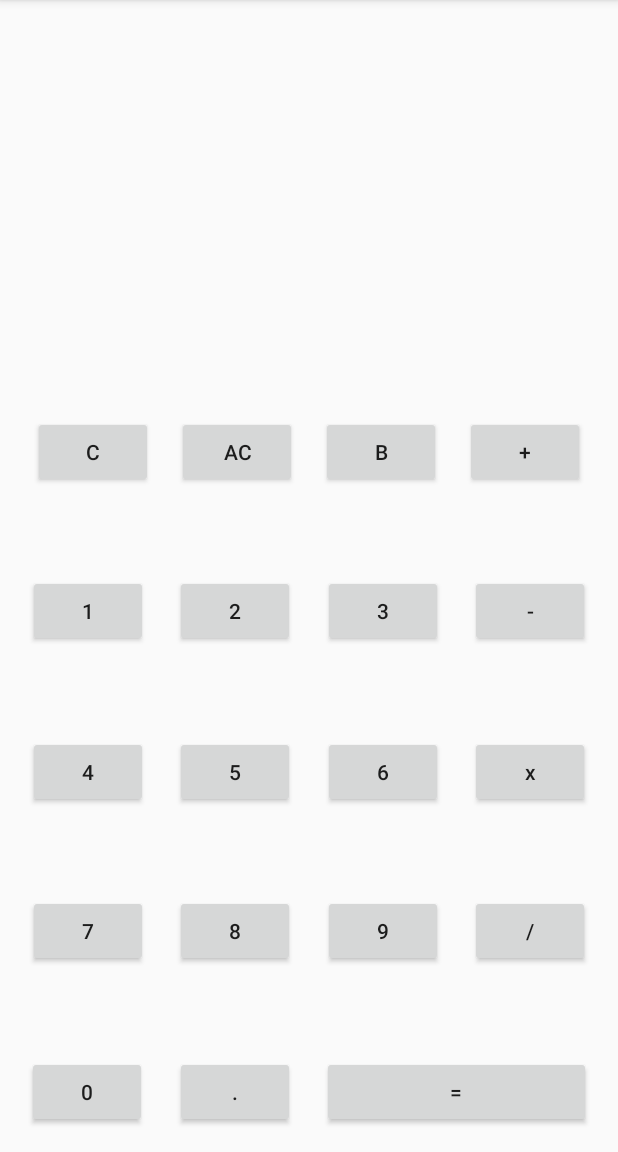
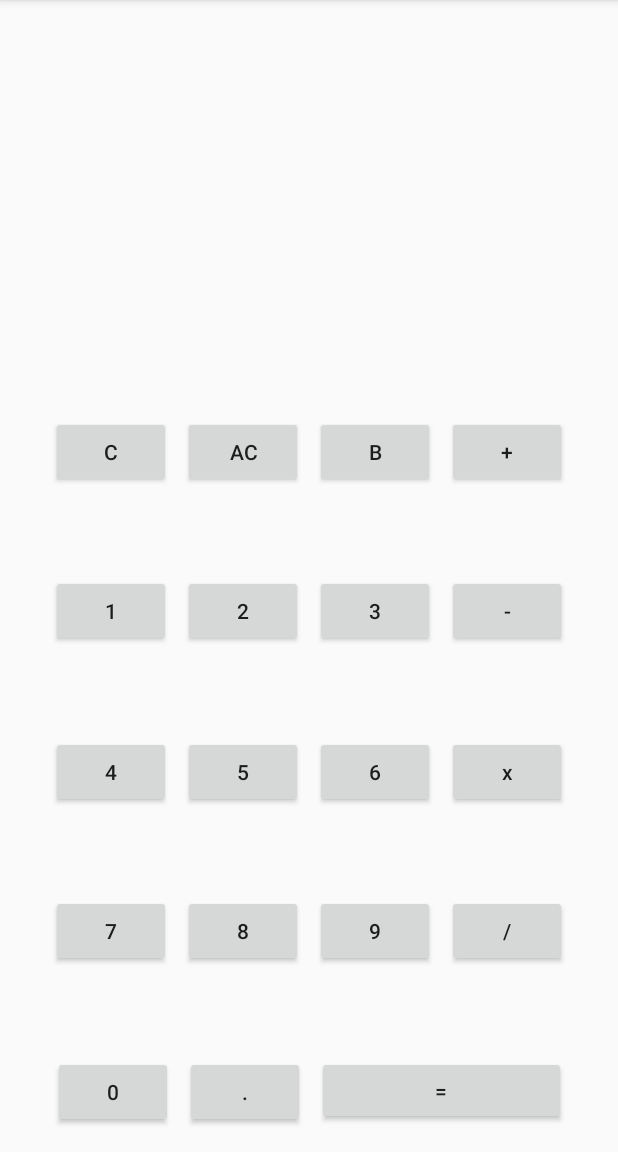
Before and after one commit to nigelcardozo/KotlinCalculator, an Android app: the screen it shows after launch (MainActivity), on a phone screen of 412 x 824 dp, the part 84-1236 px from its top. Run offline under Robolectric (Android 15) with nearby library versions, the phone set to English and light mode, and no system bars; 3 statements that could not run were skipped.

Commit message:
Fixed layout by using guidelines

```diff
--- a/app/src/main/res/layout/activity_main.xml
+++ b/app/src/main/res/layout/activity_main.xml
@@ -19,180 +19,9 @@
             app:layout_constraintTop_toTopOf="parent"
             tools:text="123456789"/>
 
-
-    <Button
-            android:id="@+id/btnNum1"
-            android:layout_width="80dp"
-            android:layout_height="wrap_content"
-            android:text="1"
-            android:layout_columnSpan="1"
-            android:textAllCaps="false"
-            app:layout_constraintTop_toBottomOf="@+id/btnClear" android:layout_marginStart="16dp"
-            app:layout_constraintStart_toStartOf="parent" android:layout_marginBottom="11dp"
-            app:layout_constraintBottom_toTopOf="@+id/btnNum4" app:layout_constraintEnd_toStartOf="@+id/btnNum2"
-            android:layout_marginEnd="8dp"/>
-
-    <Button
-            android:id="@+id/btnNum2"
-            android:layout_width="80dp"
-            android:layout_height="wrap_content"
-            android:text="2"
-            android:layout_columnSpan="1"
-            android:textAllCaps="false"
-            app:layout_constraintTop_toTopOf="@+id/btnNum1" app:layout_constraintBottom_toBottomOf="@+id/btnNum1"
-            app:layout_constraintStart_toEndOf="@+id/btnNum1" android:layout_marginStart="8dp"
-            app:layout_constraintEnd_toStartOf="@+id/btnNum3" android:layout_marginEnd="8dp"/>
-
-    <Button
-            android:id="@+id/btnNum3"
-            android:layout_width="80dp"
-            android:layout_height="wrap_content"
-            android:text="3"
-            android:layout_columnSpan="1"
-            android:textAllCaps="false"
-            app:layout_constraintTop_toTopOf="@+id/btnNum2" app:layout_constraintBottom_toBottomOf="@+id/btnNum2"
-            app:layout_constraintStart_toEndOf="@+id/btnNum2" android:layout_marginStart="8dp"
-            app:layout_constraintEnd_toStartOf="@+id/btnOperatorSubtract" android:layout_marginEnd="8dp"/>
-
-    <Button
-            android:id="@+id/btnOperatorMultiply"
-            android:layout_width="80dp"
-            android:layout_height="wrap_content"
-            android:text="x"
-            android:layout_columnSpan="1"
-            android:textAllCaps="false"
-            app:layout_constraintTop_toTopOf="@+id/btnNum6" app:layout_constraintBottom_toBottomOf="@+id/btnNum6"
-            app:layout_constraintVertical_bias="0.0" android:layout_marginEnd="16dp"
-            app:layout_constraintEnd_toEndOf="parent" app:layout_constraintStart_toEndOf="@+id/btnNum6"
-            android:layout_marginStart="8dp"/>
-
-    <Button
-            android:id="@+id/btnNum4"
-            android:layout_width="80dp"
-            android:layout_height="wrap_content"
-            android:text="4"
-            android:layout_columnSpan="1"
-            android:textAllCaps="false"
-            app:layout_constraintTop_toBottomOf="@+id/btnNum1" android:layout_marginStart="16dp"
-            app:layout_constraintStart_toStartOf="parent" app:layout_constraintBottom_toTopOf="@+id/btnNum7"
-            android:layout_marginBottom="10dp" app:layout_constraintEnd_toStartOf="@+id/btnNum5"
-            android:layout_marginEnd="8dp"/>
-
-    <Button
-            android:id="@+id/btnNum5"
-            android:layout_width="80dp"
-            android:layout_height="wrap_content"
-            android:text="5"
-            android:layout_columnSpan="1"
-            android:textAllCaps="false"
-            app:layout_constraintTop_toTopOf="@+id/btnNum4" app:layout_constraintBottom_toBottomOf="@+id/btnNum4"
-            app:layout_constraintStart_toEndOf="@+id/btnNum4" android:layout_marginStart="8dp"
-            app:layout_constraintEnd_toStartOf="@+id/btnNum6" android:layout_marginEnd="8dp"/>
-
-    <Button
-            android:id="@+id/btnNum6"
-            android:layout_width="80dp"
-            android:layout_height="wrap_content"
-            android:text="6"
-            android:layout_columnSpan="1"
-            android:textAllCaps="false"
-            app:layout_constraintTop_toTopOf="@+id/btnNum5" app:layout_constraintBottom_toBottomOf="@+id/btnNum5"
-            app:layout_constraintStart_toEndOf="@+id/btnNum5" android:layout_marginStart="8dp"
-            app:layout_constraintEnd_toStartOf="@+id/btnOperatorMultiply" android:layout_marginEnd="8dp"/>
-
-    <Button
-            android:id="@+id/btnOperatorDivide"
-            android:layout_width="80dp"
-            android:layout_height="wrap_content"
-            android:text="/"
-            android:layout_columnSpan="1"
-            android:textAllCaps="false"
-            app:layout_constraintBottom_toBottomOf="@+id/btnNum9" app:layout_constraintTop_toTopOf="@+id/btnNum9"
-            app:layout_constraintVertical_bias="0.0" android:layout_marginEnd="16dp"
-            app:layout_constraintEnd_toEndOf="parent" app:layout_constraintStart_toEndOf="@+id/btnNum9"
-            android:layout_marginStart="8dp"/>
-
-    <Button
-            android:id="@+id/btnNum7"
-            android:layout_width="80dp"
-            android:layout_height="wrap_content"
-            android:text="7"
-            android:layout_columnSpan="1"
-            android:textAllCaps="false"
-            android:layout_marginStart="16dp"
-            app:layout_constraintStart_toStartOf="parent"
-            app:layout_constraintTop_toBottomOf="@+id/btnNum4" android:layout_marginBottom="11dp"
-            app:layout_constraintBottom_toTopOf="@+id/btnNum0" app:layout_constraintEnd_toStartOf="@+id/btnNum8"
-            android:layout_marginEnd="8dp"/>
-
-    <Button
-            android:id="@+id/btnNum8"
-            android:layout_width="80dp"
-            android:layout_height="wrap_content"
-            android:text="8"
-            android:layout_columnSpan="1"
-            android:textAllCaps="false"
-            app:layout_constraintTop_toTopOf="@+id/btnNum7" app:layout_constraintBottom_toBottomOf="@+id/btnNum7"
-            app:layout_constraintStart_toEndOf="@+id/btnNum7" android:layout_marginStart="8dp"
-            app:layout_constraintEnd_toStartOf="@+id/btnNum9" android:layout_marginEnd="8dp"/>
-
-    <Button
-            android:id="@+id/btnNum9"
-            android:layout_width="80dp"
-            android:layout_height="wrap_content"
-            android:text="9"
-            android:layout_columnSpan="1"
-            android:textAllCaps="false"
-            app:layout_constraintBottom_toBottomOf="@+id/btnNum8" app:layout_constraintTop_toTopOf="@+id/btnNum8"
-            app:layout_constraintStart_toEndOf="@+id/btnNum8" android:layout_marginStart="8dp"
-            app:layout_constraintEnd_toStartOf="@+id/btnOperatorDivide" android:layout_marginEnd="8dp"/>
-
-    <Button
-            android:id="@+id/btnOperatorAdd"
-            android:layout_width="80dp"
-            android:layout_height="wrap_content"
-            android:text="+"
-            android:layout_columnSpan="1"
-            android:textAllCaps="false"
-            app:layout_constraintTop_toTopOf="@+id/btnBackSpace"
-            app:layout_constraintBottom_toBottomOf="@+id/btnBackSpace" app:layout_constraintVertical_bias="0.0"
-            android:layout_marginEnd="32dp" app:layout_constraintEnd_toEndOf="parent"
-            app:layout_constraintStart_toEndOf="@+id/btnBackSpace" android:layout_marginStart="8dp"/>
-
-    <Button
-            android:id="@+id/btnNum0"
-            android:layout_width="80dp"
-            android:layout_height="wrap_content"
-            android:text="0"
-            android:layout_columnSpan="1"
-            android:textAllCaps="false"
-            android:layout_marginStart="16dp"
-            app:layout_constraintStart_toStartOf="parent" android:layout_marginBottom="16dp"
-            app:layout_constraintBottom_toBottomOf="parent" app:layout_constraintEnd_toStartOf="@+id/btnDecimal"
-            android:layout_marginEnd="8dp"/>
-
-    <Button
-            android:id="@+id/btnDecimal"
-            android:layout_width="80dp"
-            android:layout_height="wrap_content"
-            android:text="."
-            android:layout_columnSpan="1"
-            android:textAllCaps="false"
-            app:layout_constraintTop_toTopOf="@+id/btnNum0" app:layout_constraintBottom_toBottomOf="@+id/btnNum0"
-            app:layout_constraintStart_toEndOf="@+id/btnNum0" android:layout_marginStart="8dp"
-            app:layout_constraintEnd_toStartOf="@+id/btnOperatorEquals" android:layout_marginEnd="8dp"/>
-
-    <Button
-            android:id="@+id/btnOperatorSubtract"
-            android:layout_width="80dp"
-            android:layout_height="wrap_content"
-            android:text="-"
-            android:layout_columnSpan="1"
-            android:textAllCaps="false"
-            app:layout_constraintTop_toTopOf="@+id/btnNum3" app:layout_constraintBottom_toBottomOf="@+id/btnNum3"
-            app:layout_constraintVertical_bias="0.0" android:layout_marginEnd="16dp"
-            app:layout_constraintEnd_toEndOf="parent"
-            app:layout_constraintStart_toEndOf="@+id/btnNum3" android:layout_marginStart="8dp"/>
+    <android.support.constraint.Guideline android:layout_width="wrap_content" android:layout_height="wrap_content"
+                                          android:id="@+id/guideline1" app:layout_constraintGuide_begin="16dp"
+                                          android:orientation="vertical"/>
 
     <Button
             android:id="@+id/btnClear"
@@ -200,11 +29,13 @@
             android:layout_height="wrap_content"
             android:text="C"
             android:layout_columnSpan="1"
-            android:textAllCaps="false" android:layout_marginStart="32dp"
-            app:layout_constraintStart_toStartOf="parent" app:layout_constraintEnd_toStartOf="@+id/btnAllClear"
+            android:textAllCaps="false"
             android:layout_marginTop="200dp" app:layout_constraintTop_toBottomOf="@+id/tvCalcOutput"
             android:layout_marginBottom="10dp" app:layout_constraintBottom_toTopOf="@+id/btnNum1"
-            android:layout_marginEnd="8dp"/>
+            app:layout_constraintStart_toStartOf="@+id/guideline1"
+            app:layout_constraintHorizontal_bias="0.5" app:layout_constraintEnd_toStartOf="@+id/btnAllClear"
+            android:layout_marginStart="16dp" app:layout_constraintHorizontal_chainStyle="packed"/>
+    android:layout_marginEnd="16dp" app:layout_constraintEnd_toStartOf="@+id/guideline2"/>
 
     <Button
             android:id="@+id/btnAllClear"
@@ -216,8 +47,8 @@
             app:layout_constraintTop_toTopOf="@+id/btnClear" app:layout_constraintBottom_toBottomOf="@+id/btnClear"
             app:layout_constraintVertical_bias="0.0"
             app:layout_constraintStart_toEndOf="@+id/btnClear"
-            android:layout_marginStart="8dp" app:layout_constraintEnd_toStartOf="@+id/btnBackSpace"
-            android:layout_marginEnd="8dp"/>
+            app:layout_constraintHorizontal_bias="0.5" app:layout_constraintEnd_toStartOf="@+id/btnBackSpace"
+            android:layout_marginStart="8dp"/>
 
     <Button
             android:id="@+id/btnBackSpace"
@@ -229,19 +60,212 @@
             app:layout_constraintTop_toTopOf="@+id/btnAllClear"
             app:layout_constraintBottom_toBottomOf="@+id/btnAllClear" app:layout_constraintVertical_bias="0.0"
             app:layout_constraintStart_toEndOf="@+id/btnAllClear"
-            android:layout_marginStart="8dp" app:layout_constraintEnd_toStartOf="@+id/btnOperatorAdd"
-            android:layout_marginEnd="8dp"/>
+            app:layout_constraintHorizontal_bias="0.5" app:layout_constraintEnd_toStartOf="@+id/btnOperatorAdd"
+            android:layout_marginStart="8dp"/>
+
+    <Button
+            android:id="@+id/btnOperatorAdd"
+            android:layout_width="80dp"
+            android:layout_height="wrap_content"
+            android:text="+"
+            android:layout_columnSpan="1"
+            android:textAllCaps="false"
+            app:layout_constraintTop_toTopOf="@+id/btnBackSpace"
+            app:layout_constraintBottom_toBottomOf="@+id/btnBackSpace" app:layout_constraintVertical_bias="0.0"
+            app:layout_constraintStart_toEndOf="@+id/btnBackSpace" android:layout_marginStart="8dp"
+            android:layout_marginEnd="16dp" app:layout_constraintEnd_toStartOf="@+id/guideline2"
+            app:layout_constraintHorizontal_bias="0.5"/>
+
+    <Button
+            android:id="@+id/btnNum1"
+            android:layout_width="80dp"
+            android:layout_height="wrap_content"
+            android:text="1"
+            android:layout_columnSpan="1"
+            android:textAllCaps="false"
+            app:layout_constraintTop_toBottomOf="@+id/btnClear" android:layout_marginStart="16dp"
+            app:layout_constraintStart_toStartOf="@+id/guideline1" android:layout_marginBottom="11dp"
+            app:layout_constraintBottom_toTopOf="@+id/btnNum4"
+            app:layout_constraintHorizontal_bias="0.5" app:layout_constraintEnd_toStartOf="@+id/btnNum2"
+            app:layout_constraintHorizontal_chainStyle="packed"/>
+
+    <Button
+            android:id="@+id/btnNum2"
+            android:layout_width="80dp"
+            android:layout_height="wrap_content"
+            android:text="2"
+            android:layout_columnSpan="1"
+            android:textAllCaps="false"
+            app:layout_constraintTop_toTopOf="@+id/btnNum1" app:layout_constraintBottom_toBottomOf="@+id/btnNum1"
+            app:layout_constraintStart_toEndOf="@+id/btnNum1" android:layout_marginStart="8dp"
+            app:layout_constraintHorizontal_bias="0.5" app:layout_constraintEnd_toStartOf="@+id/btnNum3"/>
+
+    <Button
+            android:id="@+id/btnNum3"
+            android:layout_width="80dp"
+            android:layout_height="wrap_content"
+            android:text="3"
+            android:layout_columnSpan="1"
+            android:textAllCaps="false"
+            app:layout_constraintTop_toTopOf="@+id/btnNum2" app:layout_constraintBottom_toBottomOf="@+id/btnNum2"
+            app:layout_constraintStart_toEndOf="@+id/btnNum2" android:layout_marginStart="8dp"
+            app:layout_constraintHorizontal_bias="0.5" app:layout_constraintEnd_toStartOf="@+id/btnOperatorSubtract"/>
+
+    <Button
+            android:id="@+id/btnOperatorSubtract"
+            android:layout_width="80dp"
+            android:layout_height="wrap_content"
+            android:text="-"
+            android:layout_columnSpan="1"
+            android:textAllCaps="false"
+            app:layout_constraintTop_toTopOf="@+id/btnNum3" app:layout_constraintBottom_toBottomOf="@+id/btnNum3"
+            app:layout_constraintVertical_bias="0.0"
+            app:layout_constraintStart_toEndOf="@+id/btnNum3" android:layout_marginStart="8dp"
+            app:layout_constraintHorizontal_bias="0.5" app:layout_constraintEnd_toStartOf="@+id/guideline2"
+            android:layout_marginEnd="16dp"/>
+
+    <Button
+            android:id="@+id/btnNum4"
+            android:layout_width="80dp"
+            android:layout_height="wrap_content"
+            android:text="4"
+            android:layout_columnSpan="1"
+            android:textAllCaps="false"
+            app:layout_constraintTop_toBottomOf="@+id/btnNum1"
+            app:layout_constraintBottom_toTopOf="@+id/btnNum7"
+            android:layout_marginBottom="10dp"
+            app:layout_constraintHorizontal_bias="0.5"
+            app:layout_constraintEnd_toStartOf="@+id/btnNum5" android:layout_marginStart="16dp"
+            app:layout_constraintStart_toStartOf="@+id/guideline1"
+            app:layout_constraintHorizontal_chainStyle="packed"/>
+
+    <Button
+            android:id="@+id/btnNum5"
+            android:layout_width="80dp"
+            android:layout_height="wrap_content"
+            android:text="5"
+            android:layout_columnSpan="1"
+            android:textAllCaps="false"
+            app:layout_constraintTop_toTopOf="@+id/btnNum4" app:layout_constraintBottom_toBottomOf="@+id/btnNum4"
+            app:layout_constraintStart_toEndOf="@+id/btnNum4" android:layout_marginStart="8dp"
+            app:layout_constraintHorizontal_bias="0.5" app:layout_constraintEnd_toStartOf="@+id/btnNum6"/>
+
+    <Button
+            android:id="@+id/btnNum6"
+            android:layout_width="80dp"
+            android:layout_height="wrap_content"
+            android:text="6"
+            android:layout_columnSpan="1"
+            android:textAllCaps="false"
+            app:layout_constraintTop_toTopOf="@+id/btnNum5" app:layout_constraintBottom_toBottomOf="@+id/btnNum5"
+            app:layout_constraintStart_toEndOf="@+id/btnNum5" android:layout_marginStart="8dp"
+            app:layout_constraintHorizontal_bias="0.5" app:layout_constraintEnd_toStartOf="@+id/btnOperatorMultiply"/>
+
+    <Button
+            android:id="@+id/btnOperatorMultiply"
+            android:layout_width="80dp"
+            android:layout_height="wrap_content"
+            android:text="x"
+            android:layout_columnSpan="1"
+            android:textAllCaps="false"
+            app:layout_constraintTop_toTopOf="@+id/btnNum6" app:layout_constraintBottom_toBottomOf="@+id/btnNum6"
+            app:layout_constraintVertical_bias="0.0"
+            app:layout_constraintStart_toEndOf="@+id/btnNum6"
+            app:layout_constraintHorizontal_bias="0.5" app:layout_constraintEnd_toStartOf="@+id/guideline2"
+            android:layout_marginEnd="16dp" android:layout_marginStart="8dp"/>
+
+    <Button
+            android:id="@+id/btnNum7"
+            android:layout_width="80dp"
+            android:layout_height="wrap_content"
+            android:text="7"
+            android:layout_columnSpan="1"
+            android:textAllCaps="false"
+            app:layout_constraintTop_toBottomOf="@+id/btnNum4"
+            app:layout_constraintBottom_toTopOf="@+id/btnNum0" android:layout_marginBottom="11dp"
+            android:layout_marginStart="16dp"
+            app:layout_constraintStart_toStartOf="@+id/guideline1"
+            app:layout_constraintHorizontal_chainStyle="packed"
+            app:layout_constraintHorizontal_bias="0.5"
+            app:layout_constraintEnd_toStartOf="@+id/btnNum8"/>
+
+    <Button
+            android:id="@+id/btnNum8"
+            android:layout_width="80dp"
+            android:layout_height="wrap_content"
+            android:text="8"
+            android:layout_columnSpan="1"
+            android:textAllCaps="false"
+            app:layout_constraintTop_toTopOf="@+id/btnNum7" app:layout_constraintBottom_toBottomOf="@+id/btnNum7"
+            app:layout_constraintStart_toEndOf="@+id/btnNum7"
+            app:layout_constraintHorizontal_bias="0.5" app:layout_constraintEnd_toStartOf="@+id/btnNum9"
+            android:layout_marginStart="8dp"/>
+
+    <Button
+            android:id="@+id/btnNum9"
+            android:layout_width="80dp"
+            android:layout_height="wrap_content"
+            android:text="9"
+            android:layout_columnSpan="1"
+            android:textAllCaps="false"
+            app:layout_constraintBottom_toBottomOf="@+id/btnNum8" app:layout_constraintTop_toTopOf="@+id/btnNum8"
+            app:layout_constraintStart_toEndOf="@+id/btnNum8"
+            app:layout_constraintHorizontal_bias="0.5" app:layout_constraintEnd_toStartOf="@+id/btnOperatorDivide"
+            android:layout_marginStart="8dp"/>
+
+    <Button
+            android:id="@+id/btnOperatorDivide"
+            android:layout_width="80dp"
+            android:layout_height="wrap_content"
+            android:text="/"
+            android:layout_columnSpan="1"
+            android:textAllCaps="false"
+            app:layout_constraintBottom_toBottomOf="@+id/btnNum9" app:layout_constraintTop_toTopOf="@+id/btnNum9"
+            app:layout_constraintVertical_bias="0.0"
+            app:layout_constraintStart_toEndOf="@+id/btnNum9"
+            android:layout_marginStart="8dp"
+            app:layout_constraintHorizontal_bias="0.5" android:layout_marginEnd="16dp"
+            app:layout_constraintEnd_toStartOf="@+id/guideline2"/>
+
+    <Button
+            android:id="@+id/btnNum0"
+            android:layout_width="80dp"
+            android:layout_height="wrap_content"
+            android:text="0"
+            android:layout_columnSpan="1"
+            android:textAllCaps="false"
+            android:layout_marginBottom="16dp"
+            app:layout_constraintBottom_toBottomOf="parent"
+            app:layout_constraintStart_toStartOf="@+id/guideline1" app:layout_constraintHorizontal_bias="0.5"
+            app:layout_constraintEnd_toStartOf="@+id/btnDecimal" android:layout_marginStart="16dp"
+            app:layout_constraintHorizontal_chainStyle="packed"/>
+
+    <Button
+            android:id="@+id/btnDecimal"
+            android:layout_width="80dp"
+            android:layout_height="wrap_content"
+            android:text="."
+            android:layout_columnSpan="1"
+            android:textAllCaps="false"
+            app:layout_constraintTop_toTopOf="@+id/btnNum0" app:layout_constraintBottom_toBottomOf="@+id/btnNum0"
+            app:layout_constraintStart_toEndOf="@+id/btnNum0" android:layout_marginStart="8dp"
+            app:layout_constraintHorizontal_bias="0.5" app:layout_constraintEnd_toStartOf="@+id/btnOperatorEquals"/>
 
     <Button
             android:id="@+id/btnOperatorEquals"
-            android:layout_width="179dp"
-            android:layout_height="wrap_content"
+            android:layout_width="166dp"
+            android:layout_height="46dp"
             android:text="="
             android:layout_columnSpan="1"
             android:textAllCaps="false"
             app:layout_constraintTop_toTopOf="@+id/btnDecimal"
             app:layout_constraintBottom_toBottomOf="@+id/btnDecimal" app:layout_constraintVertical_bias="0.0"
-            android:layout_marginEnd="16dp" app:layout_constraintEnd_toEndOf="parent"
-            app:layout_constraintStart_toEndOf="@+id/btnDecimal" android:layout_marginStart="8dp"/>
+            android:layout_marginEnd="16dp" app:layout_constraintEnd_toStartOf="@+id/guideline2"
+            app:layout_constraintStart_toEndOf="@+id/btnDecimal" app:layout_constraintHorizontal_bias="0.5"
+            android:layout_marginStart="8dp"/>
+
+    <android.support.constraint.Guideline android:layout_width="wrap_content" android:layout_height="wrap_content"
+                                          android:id="@+id/guideline2" app:layout_constraintGuide_end="16dp"
+                                          android:orientation="vertical"/>
 
 </android.support.constraint.ConstraintLayout>
```
